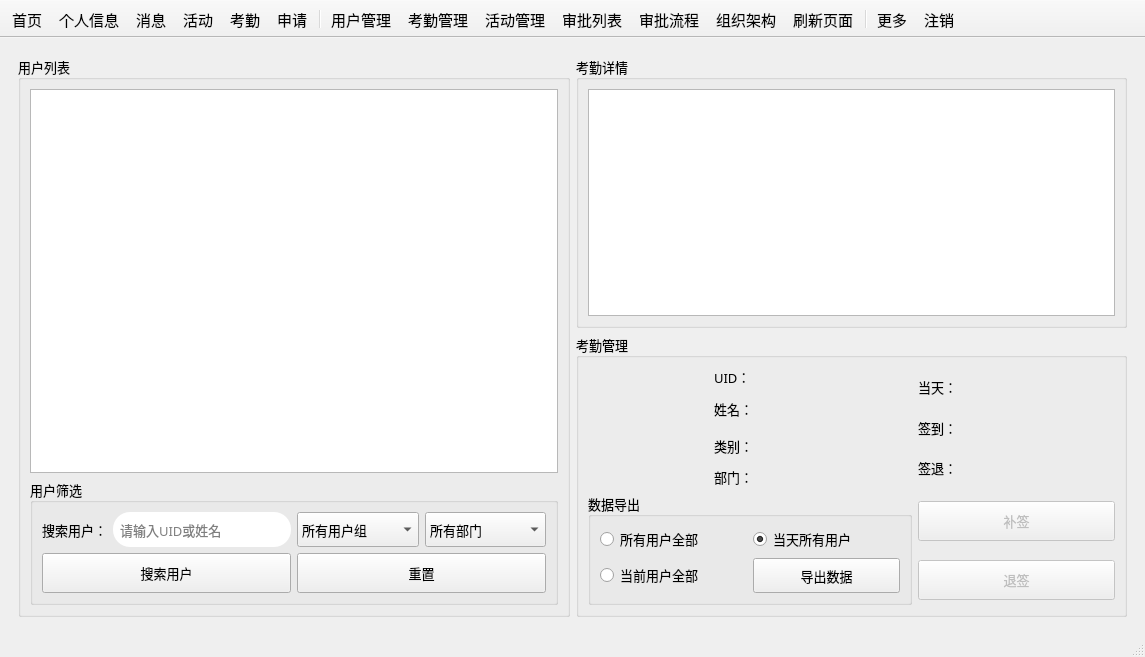
This is mainwindow.ui in csthenry/weplanet-desktop as Qt 5 draws it before an edit. The edited form follows.
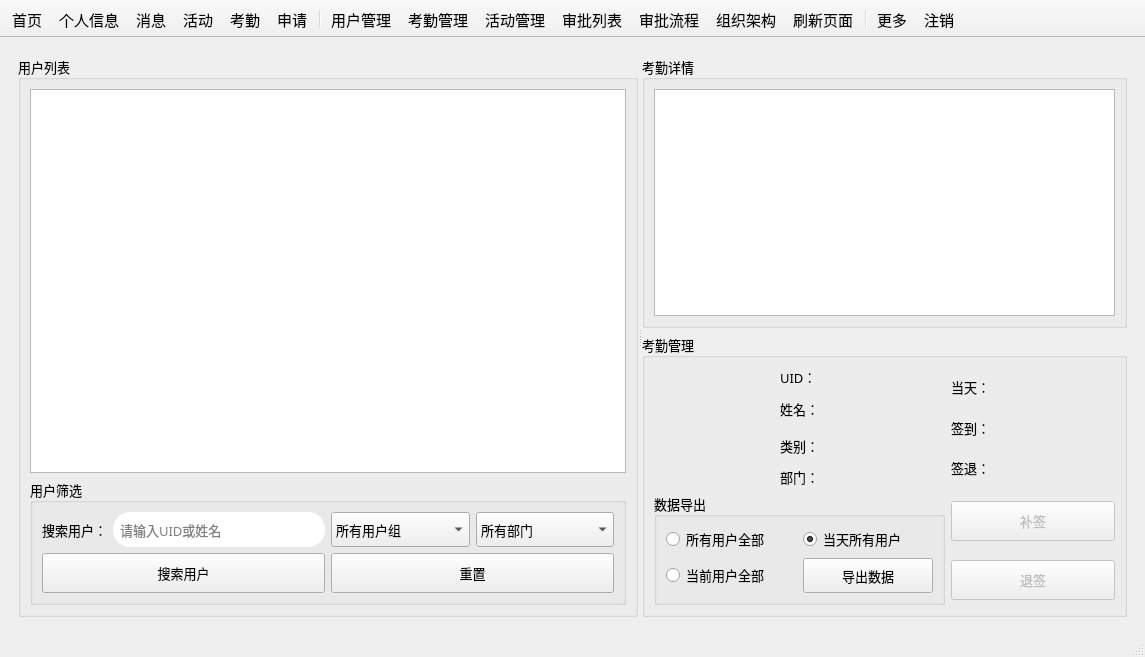
This is the edited form. The open tabs and pages were chosen to show the change. Icons and pictures are not drawn. Custom widgets are drawn as their Qt base class.

Patch:
```diff
--- a/mainwindow.ui
+++ b/mainwindow.ui
@@ -2831,8 +2831,18 @@
       </widget>
       <widget class="QWidget" name="page_attendManage">
        <layout class="QGridLayout" name="gridLayout_36">
-        <item row="0" column="0" rowspan="2">
+        <item row="0" column="0">
+         <widget class="QSplitter" name="splitter_4">
+          <property name="orientation">
+           <enum>Qt::Horizontal</enum>
+          </property>
          <widget class="QGroupBox" name="groupBox_10">
+           <property name="minimumSize">
+            <size>
+             <width>620</width>
+             <height>0</height>
+            </size>
+           </property>
           <property name="font">
            <font>
             <family>微软雅黑</family>
@@ -2985,9 +2995,16 @@
            </item>
           </layout>
          </widget>
-        </item>
-        <item row="0" column="1">
+          <widget class="QWidget" name="layoutWidget">
+           <layout class="QVBoxLayout" name="verticalLayout">
+            <item>
          <widget class="QGroupBox" name="groupBox_11">
+              <property name="minimumSize">
+               <size>
+                <width>473</width>
+                <height>0</height>
+               </size>
+              </property>
           <property name="font">
            <font>
             <family>微软雅黑</family>
@@ -3004,8 +3021,14 @@
           </layout>
          </widget>
         </item>
-        <item row="1" column="1">
+            <item>
          <widget class="QGroupBox" name="groupBox_12">
+              <property name="minimumSize">
+               <size>
+                <width>473</width>
+                <height>0</height>
+               </size>
+              </property>
           <property name="font">
            <font>
             <family>微软雅黑</family>
@@ -3366,6 +3389,10 @@
             </widget>
            </item>
           </layout>
+             </widget>
+            </item>
+           </layout>
+          </widget>
          </widget>
         </item>
        </layout>
```
Left out of the diff: 2 changed lines with no effect on the pictures. Lines whose indentation alone changed are shown as unchanged.
